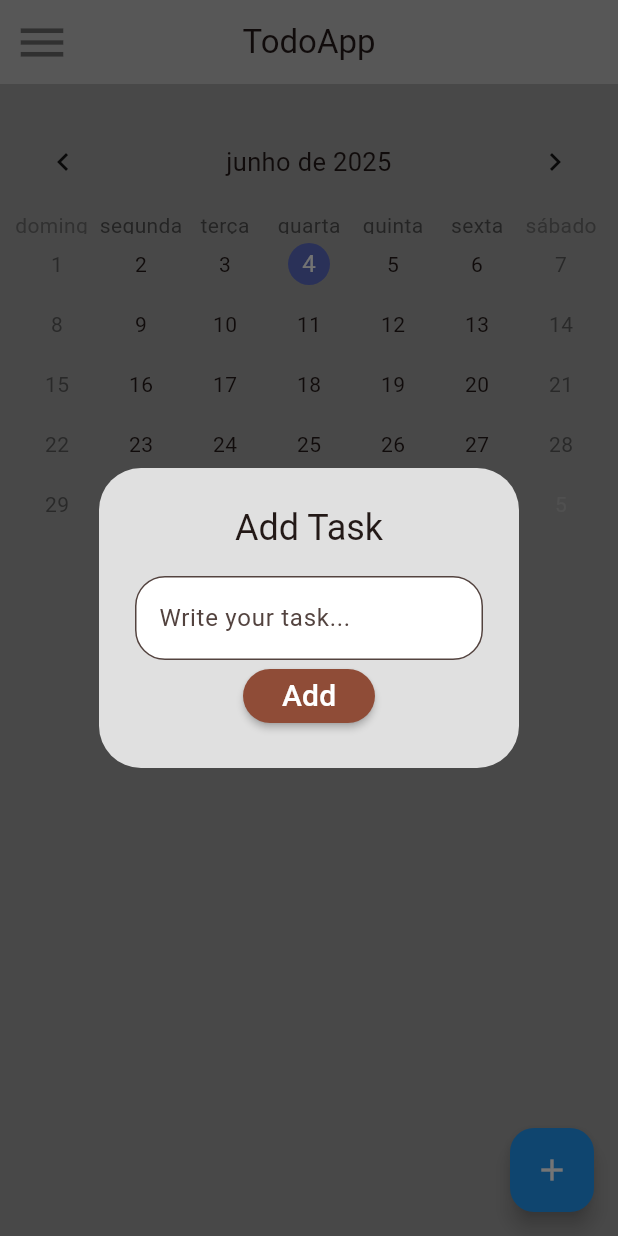
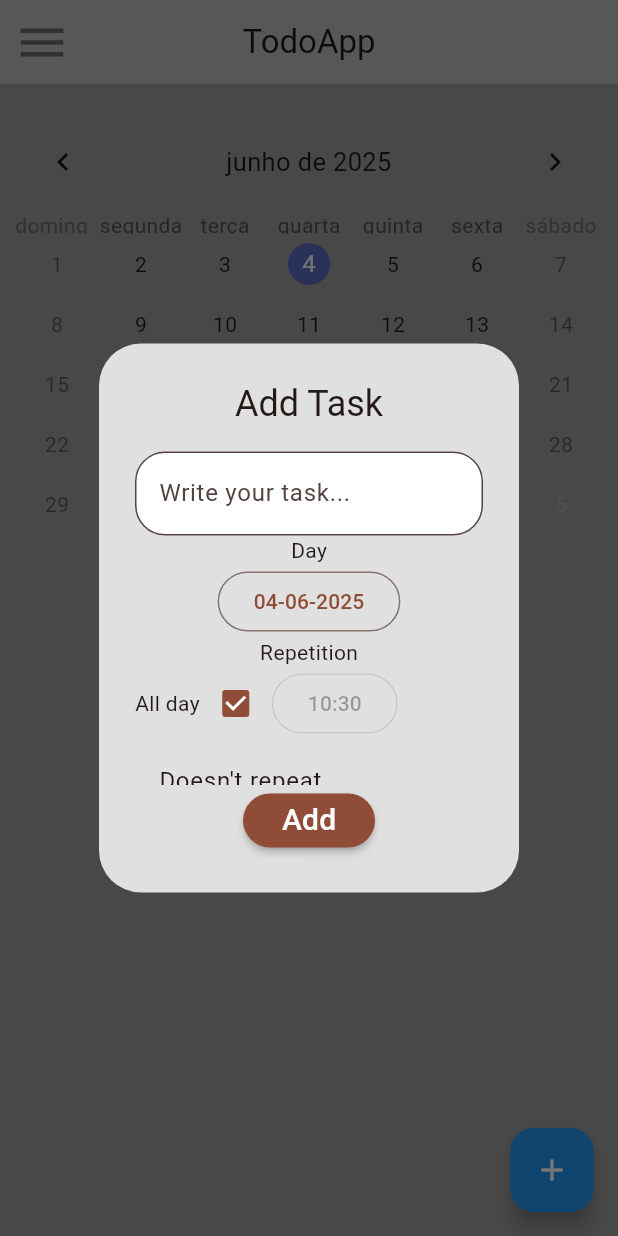
Before and after one commit to loisramses/ToDoMobileApp, a Flutter app: the screen it shows after launch, after a tap on the "add" icon, on a phone screen of 412 x 824 dp. Run offline on Flutter 3.47's test engine with Material 3 defaults, Android fonts, the phone set to English and light mode, and no system bars; drawn by our look-alikes of table_calendar; our stand-ins replace sqflite; accounts and stored records are empty.

Commit message:
improved db and addtaskdialog

```diff
--- a/lib/main.dart
+++ b/lib/main.dart
@@ -1,18 +1,35 @@
 import 'package:flutter/material.dart';
 import 'package:todo_app/screens/home.dart';
 import 'package:intl/date_symbol_data_local.dart';
+import 'package:todo_app/utils/locale.dart';
 
 void main() {
-  initializeDateFormatting().then((_) => runApp(MyApp()));
+  initializeDateFormatting().then(
+    (_) => runApp(
+      ValueListenableBuilder<Locale>(
+        valueListenable: localeNotifier,
+        builder: (context, locale, child) {
+          return MyApp(
+            locale: locale,
+          );
+        },
+      ),
+    ),
+  );
 }
 
 class MyApp extends StatelessWidget {
-  const MyApp({super.key});
+  final Locale locale;
+
+  const MyApp({super.key, required this.locale});
 
   // This widget is the root of your application.
   @override
   Widget build(BuildContext context) {
     return MaterialApp(
+      locale: locale,
+      supportedLocales: supportedLocales,
+      localizationsDelegates: localizationsDelegates,
       debugShowCheckedModeBanner: false,
       title: 'ToDo App',
       theme: ThemeData(
--- /dev/null
+++ b/lib/models/repetition.dart
@@ -0,0 +1,25 @@
+class Repetition {
+  final int id;
+  final String name;
+  // final List<String> repetitions = [
+  //   'Não se repete',
+  //   'Todos os dias',
+  //   'Todas as semanas',
+  //   'Todos os meses',
+  //   'Todos os anos',
+  //   'Personalizado'
+  // ];
+  static List<String> listRepetitions = [
+    "Doesn't repeat",
+    "Every day",
+    "Every week",
+    "Every month",
+    "Every year",
+    "Custom"
+  ];
+
+  Repetition({
+    required this.id,
+    required this.name,
+  });
+}
--- a/lib/models/task.dart
+++ b/lib/models/task.dart
@@ -1,6 +1,14 @@
 class Task {
-  final int status, id;
-  final String content;
+  final int id, status, repetitionId;
+  final String content, initialDate, initialTime, duration;
 
-  Task({required this.id, required this.content, required this.status});
+  Task({
+    required this.id,
+    required this.content,
+    required this.status,
+    required this.initialDate,
+    required this.initialTime,
+    required this.duration,
+    required this.repetitionId,
+  });
 }
--- a/lib/screens/home.dart
+++ b/lib/screens/home.dart
@@ -1,5 +1,6 @@
 import 'package:flutter/material.dart';
 import 'package:table_calendar/table_calendar.dart';
+import 'package:todo_app/models/repetition.dart';
 import 'package:todo_app/services/database_service.dart';
 
 import '../models/task.dart';
@@ -17,9 +18,13 @@ class _HomeState extends State<Home> {
 
   final todosList = null;
   DateTime _focusedDay = DateTime.now();
+
   CalendarFormat _calendarFormat = CalendarFormat.month;
   DateTime today = DateTime.now();
-  late String taskDateText = "${_focusedDay.day}-${_focusedDay.month}";
+  DateTime firstDay = DateTime.utc(2000, 01, 01);
+  DateTime lastDay = DateTime.utc(2999, 01, 01);
+
+  late String taskDateText = getDateText(_focusedDay, day: true, month: true);
 
   String getDateText(DateTime date,
       {bool day = false, bool month = false, bool year = false}) {
@@ -44,53 +49,7 @@ class _HomeState extends State<Home> {
       backgroundColor: Colors.grey.shade500,
       floatingActionButton: FloatingActionButton(
         onPressed: () {
-          showDialog(
-            context: context,
-            builder: (_) => AlertDialog(
-              backgroundColor: Colors.grey.shade300,
-              title: Center(child: Text('Add Task')),
-              content: Column(
-                mainAxisSize: MainAxisSize.min,
-                children: [
-                  TextField(
-                    onChanged: (value) {
-                      setState(() {
-                        _task = value;
-                      });
-                    },
-                    decoration: InputDecoration(
-                        fillColor: Colors.white,
-                        filled: true,
-                        border: OutlineInputBorder(
-                          borderRadius: BorderRadius.circular(20),
-                        ),
-                        hintText: 'Write your task...'),
-                  ),
-                  MaterialButton(
-                    color: Theme.of(context).colorScheme.primary,
-                    onPressed: () {
-                      if (_task == null || _task == '') return;
-
-                      _databaseService.addTask(_task!);
-                      setState(() {
-                        _task = null;
-                      });
-                      Navigator.pop(context);
-                    },
-                    shape: RoundedRectangleBorder(
-                        borderRadius: BorderRadius.circular(20)),
-                    child: Text(
-                      'Add',
-                      style: TextStyle(
-                        color: Colors.white,
-                        fontSize: 20,
-                      ),
-                    ),
-                  ),
-                ],
-              ),
-            ),
-          );
+          _showDialogAddTask(context);
         },
         backgroundColor: Colors.blue,
         child: Icon(
@@ -110,8 +69,8 @@ class _HomeState extends State<Home> {
                 formatButtonVisible: false,
               ),
               focusedDay: _focusedDay,
-              firstDay: DateTime.utc(2000, 01, 01),
-              lastDay: DateTime.utc(2999, 01, 01),
+              firstDay: firstDay,
+              lastDay: lastDay,
               availableGestures: AvailableGestures.all,
               selectedDayPredicate: (day) => isSameDay(_focusedDay, day),
               onPageChanged: (focusedDay) {
@@ -183,6 +142,141 @@ class _HomeState extends State<Home> {
     );
   }
 
+  Future<dynamic> _showDialogAddTask(BuildContext context) {
+    return showDialog(
+      context: context,
+      builder: (_) {
+        DateTime _selectedInitialDay = _focusedDay;
+        TimeOfDay _selectedTimeOfDay = TimeOfDay.now();
+        bool _allDay = true;
+        VoidCallback? _chooseDayButton;
+
+        return StatefulBuilder(builder: (context, setStateDialog) {
+          return AlertDialog(
+            backgroundColor: Colors.grey.shade300,
+            title: Center(child: Text('Add Task')),
+            content: SingleChildScrollView(
+              child: Column(
+                mainAxisSize: MainAxisSize.min,
+                children: [
+                  TextField(
+                    onChanged: (value) {
+                      setStateDialog(() {
+                        _task = value;
+                      });
+                    },
+                    decoration: InputDecoration(
+                        fillColor: Colors.white,
+                        filled: true,
+                        border: OutlineInputBorder(
+                          borderRadius: BorderRadius.circular(20),
+                        ),
+                        hintText: 'Write your task...'),
+                  ),
+                  Text("Day"),
+                  OutlinedButton(
+                    onPressed: () async {
+                      DateTime? pickedDate = await showDatePicker(
+                        context: context,
+                        firstDate: firstDay,
+                        lastDate: lastDay,
+                        initialDate: _focusedDay,
+                      );
+                      setStateDialog(() {
+                        _selectedInitialDay = pickedDate ?? _focusedDay;
+                      });
+                    },
+                    child: Text(
+                      getDateText(_selectedInitialDay),
+                    ),
+                  ),
+                  Text("Repetition"),
+                  Row(
+                    children: [
+                      Text("All day"),
+                      Checkbox(
+                        value: _allDay,
+                        onChanged: (value) {
+                          setStateDialog(() {
+                            _allDay = value!;
+                            if (!_allDay) {
+                              _chooseDayButton = () async {
+                                TimeOfDay? pickedTimeOfDay =
+                                    await showTimePicker(
+                                  context: context,
+                                  initialTime: _selectedTimeOfDay,
+                                );
+                                _selectedTimeOfDay =
+                                    pickedTimeOfDay ?? TimeOfDay.now();
+                              };
+                            } else {
+                              _chooseDayButton = null;
+                            }
+                          });
+                        },
+                      ),
+                      OutlinedButton(
+                        onPressed: _chooseDayButton,
+                        child: Text(
+                          _selectedTimeOfDay.format(context),
+                        ),
+                      ),
+                    ],
+                  ),
+                  FutureBuilder(
+                    future: _databaseService.getRepetitions(),
+                    builder: (context, snapshot) {
+                      return ConstrainedBox(
+                        constraints: BoxConstraints(maxHeight: 30),
+                        child: ListView.builder(
+                          shrinkWrap: true,
+                          itemCount: snapshot.data?.length ?? 0,
+                          itemBuilder: (context, index) {
+                            Repetition repetition = snapshot.data![index];
+                            return ListTile(
+                              title: Text(
+                                repetition.name,
+                              ),
+                              onTap: () {},
+                            );
+                          },
+                        ),
+                      );
+                    },
+                  ),
+                  MaterialButton(
+                    color: Theme.of(context).colorScheme.primary,
+                    onPressed: () {
+                      if (_task == null || _task == '') return;
+
+                      _databaseService.addTask(
+                        _task!,
+                        getDateText(_selectedInitialDay),
+                      );
+                      setStateDialog(() {
+                        _task = null;
+                      });
+                      Navigator.pop(context);
+                    },
+                    shape: RoundedRectangleBorder(
+                        borderRadius: BorderRadius.circular(20)),
+                    child: Text(
+                      'Add',
+                      style: TextStyle(
+                        color: Colors.white,
+                        fontSize: 20,
+                      ),
+                    ),
+                  ),
+                ],
+              ),
+            ),
+          );
+        });
+      },
+    );
+  }
+
   Future<dynamic> _showConfirmBox(BuildContext context, Task task) {
     return showDialog(
       context: context,
--- a/lib/services/database_service.dart
+++ b/lib/services/database_service.dart
@@ -1,6 +1,7 @@
 import 'package:path/path.dart';
 import 'package:sqflite/sqflite.dart';
 import 'package:todo_app/models/task.dart';
+import 'package:todo_app/models/repetition.dart';
 
 class DatabaseService {
   static Database? _db;
@@ -10,6 +11,14 @@ class DatabaseService {
   final String _tasksIdColumnName = 'id';
   final String _tasksContentColumnName = 'content';
   final String _tasksStatusColumnName = 'status';
+  final String _tasksInitialDateColumnName = 'initialDate';
+  final String _tasksInitialTimeColumnName = 'initialTime';
+  final String _tasksDurationColumnName = 'duration';
+  final String _tasksRepetitionIdColumnName = 'repetitionId';
+
+  final String _repetitionTableName = 'repetition';
+  final String _repetitionIdColumnName = 'id';
+  final String _repetitionNameColumnName = 'name';
 
   DatabaseService._constructor();
 
@@ -27,24 +36,84 @@ class DatabaseService {
       version: 1,
       onCreate: (db, version) {
         db.execute('''
+        CREATE TABLE $_repetitionTableName (
+          $_repetitionIdColumnName INTEGER PRIMARY KEY,
+          $_repetitionNameColumnName TEXT UNIQUE NOT NULL
+        )
+        ''');
+
+        db.execute('''
         CREATE TABLE $_tasksTableName (
           $_tasksIdColumnName INTEGER PRIMARY KEY,
-          $_tasksContentColumnName STRING NOT NULL,
-          $_tasksStatusColumnName INTEGER NOT NULL
+          $_tasksContentColumnName TEXT NOT NULL,
+          $_tasksStatusColumnName INTEGER NOT NULL,
+          $_tasksInitialDateColumnName TEXT NOT NULL,
+          $_tasksInitialTimeColumnName TEXT NOT NULL,
+          $_tasksDurationColumnName TEXT NOT NULL,
+          $_tasksRepetitionIdColumnName INT NOT NULL,
+          FOREIGN KEY($_tasksRepetitionIdColumnName) REFERENCES $_repetitionTableName($_repetitionIdColumnName) ON DELETE CASCADE
         )
         ''');
       },
     );
+    initRepetitionTable();
     return database;
   }
 
-  void addTask(String content) async {
+  void initRepetitionTable() async {
+    final db = await database;
+    for (var repetition in Repetition.listRepetitions) {
+      await db.insert(
+        _repetitionTableName,
+        {
+          _repetitionNameColumnName: repetition,
+        },
+        conflictAlgorithm: ConflictAlgorithm.ignore,
+      );
+    }
+  }
+
+  Future<List<Repetition>> getRepetitions() async {
+    final db = await database;
+    final data = await db.query(_repetitionTableName);
+    return data
+        .map(
+          (e) => Repetition(
+            id: e['id'] as int,
+            name: e['name'] as String,
+          ),
+        )
+        .toList();
+  }
+
+  Future<Repetition> getRepetitionById(int id) async {
+    final db = await database;
+    final data = await db.query(
+      _repetitionTableName,
+      where: "id =?",
+      whereArgs: [id],
+    );
+    return data
+        .map(
+          (e) => Repetition(
+            id: e['id'] as int,
+            name: e['name'] as String,
+          ),
+        )
+        .toList()[0];
+  }
+
+  void addTask(String content, String initialDate) async {
     final db = await database;
     await db.insert(
       _tasksTableName,
       {
         _tasksContentColumnName: content,
         _tasksStatusColumnName: 0,
+        _tasksInitialDateColumnName: initialDate,
+        _tasksInitialTimeColumnName: "",
+        _tasksDurationColumnName: "",
+        _tasksRepetitionIdColumnName: "",
       },
     );
   }
@@ -58,6 +127,10 @@ class DatabaseService {
             id: e['id'] as int,
             content: e['content'] as String,
             status: e['status'] as int,
+            initialDate: e['initialDate'] as String,
+            duration: e['duration'] as String,
+            initialTime: e['initialTime'] as String,
+            repetitionId: e['repetitionId'] as int,
           ),
         )
         .toList();
--- /dev/null
+++ b/lib/utils/locale.dart
@@ -0,0 +1,17 @@
+import 'package:flutter/material.dart';
+import 'package:flutter_localizations/flutter_localizations.dart';
+
+final ValueNotifier<Locale> localeNotifier =
+    ValueNotifier(const Locale('pt', 'PT'));
+
+final List<Locale> supportedLocales = [
+  Locale('en', 'US'),
+  Locale('pt', 'PT'),
+  Locale('es', 'ES'),
+];
+
+final List<LocalizationsDelegate> localizationsDelegates = [
+  GlobalMaterialLocalizations.delegate,
+  GlobalWidgetsLocalizations.delegate,
+  GlobalCupertinoLocalizations.delegate,
+];
--- a/pubspec.yaml
+++ b/pubspec.yaml
@@ -28,9 +28,11 @@ environment:
 # the latest version available on pub.dev. To see which dependencies have newer
 # versions available, run `flutter pub outdated`.
 dependencies:
-  table_calendar: ^3.2.0
-  intl: ^0.20.2
+  table_calendar: ^3.1.3
+  intl: ^0.19.0
   flutter:
+    sdk: flutter
+  flutter_localizations:
     sdk: flutter
 
   # The following adds the Cupertino Icons font to your application.
```
Also changed, not shown: pubspec.lock.
